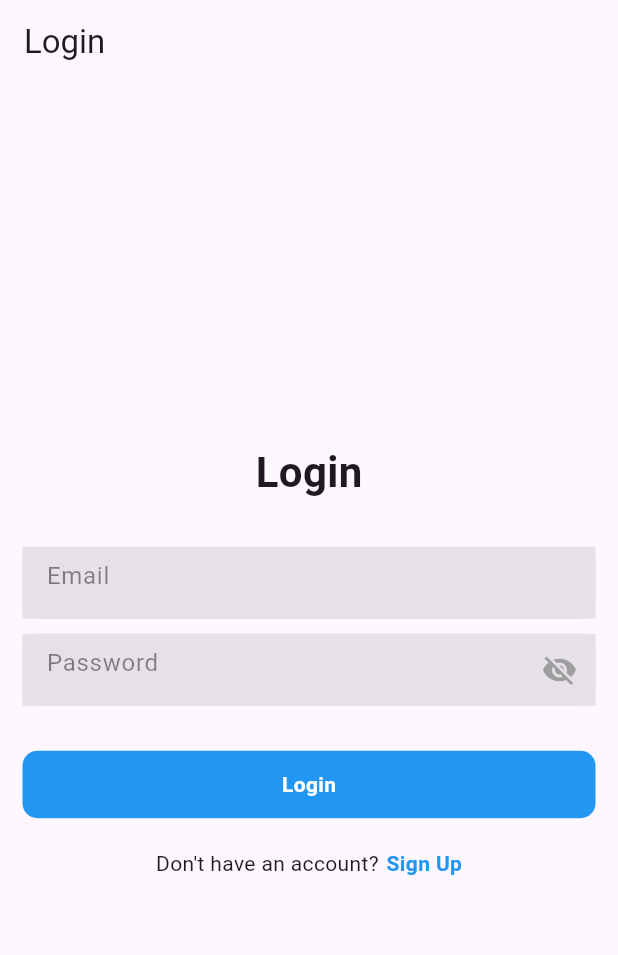
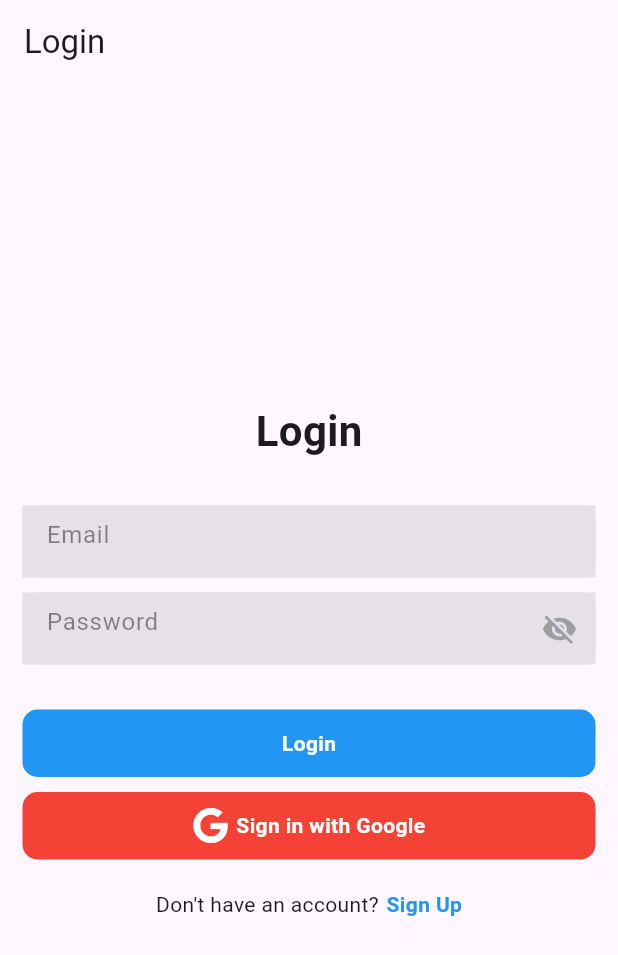
Before and after one commit to frasey/a_safe_place, a Flutter app: the screen it shows after launch, on a phone screen of 412 x 824 dp. Shown: the top 955 px of the screen. Run offline on Flutter 3.47's test engine with Material 3 defaults, Android fonts, the phone set to English and light mode, and no system bars; our stand-ins replace cloud_firestore, file_picker, firebase_auth, firebase_core, firebase_database, flutter_colorpicker and 4 more; missing offline and left inert: firebase_app_check; accounts and stored records are empty.

Commit message:
started setting up google authentication

```diff
--- a/lib/Authentication/login_page.dart
+++ b/lib/Authentication/login_page.dart
@@ -5,6 +5,7 @@ import 'package:a_safe_place/Global/Common/toast.dart';
 import 'package:a_safe_place/Homepage/HomePage.dart';
 import 'package:firebase_auth/firebase_auth.dart';
 import 'package:flutter/material.dart';
+import 'package:font_awesome_flutter/font_awesome_flutter.dart';
 
 class LoginPage extends StatefulWidget {
   const LoginPage({super.key});
@@ -84,6 +85,38 @@ class _LoginPageState extends State<LoginPage> {
                               ))),
               ),
               SizedBox(
+                height: 10,
+              ),
+              GestureDetector(
+                  onTap: () {},
+                  child: Container(
+                      width: double.infinity,
+                      height: 45,
+                      decoration: BoxDecoration(
+                        color: Colors.red,
+                        borderRadius: BorderRadius.circular(10),
+                      ),
+                      child: Center(
+                        child: Row(
+                          mainAxisAlignment: MainAxisAlignment.center,
+                          children: [
+                            Icon(
+                              FontAwesomeIcons.google,
+                              color: Colors.white,
+                            ),
+                            SizedBox(
+                              width: 5,
+                            ),
+                            Text(
+                              "Sign in with Google",
+                              style: TextStyle(
+                                  color: Colors.white,
+                                  fontWeight: FontWeight.bold),
+                            ),
+                          ],
+                        ),
+                      ))),
+              SizedBox(
                 height: 20,
               ),
               Row(
--- a/pubspec.yaml
+++ b/pubspec.yaml
@@ -50,6 +50,8 @@ dependencies:
   firebase_app_check: ^0.2.1+5
   firebase_database: 10.3.5
   fluttertoast: ^8.2.4
+  font_awesome_flutter: ^10.6.0
+  google_sign_in: ^6.1.6
 
 dev_dependencies:
   flutter_test:
```
Also changed, not shown: pubspec.lock.
